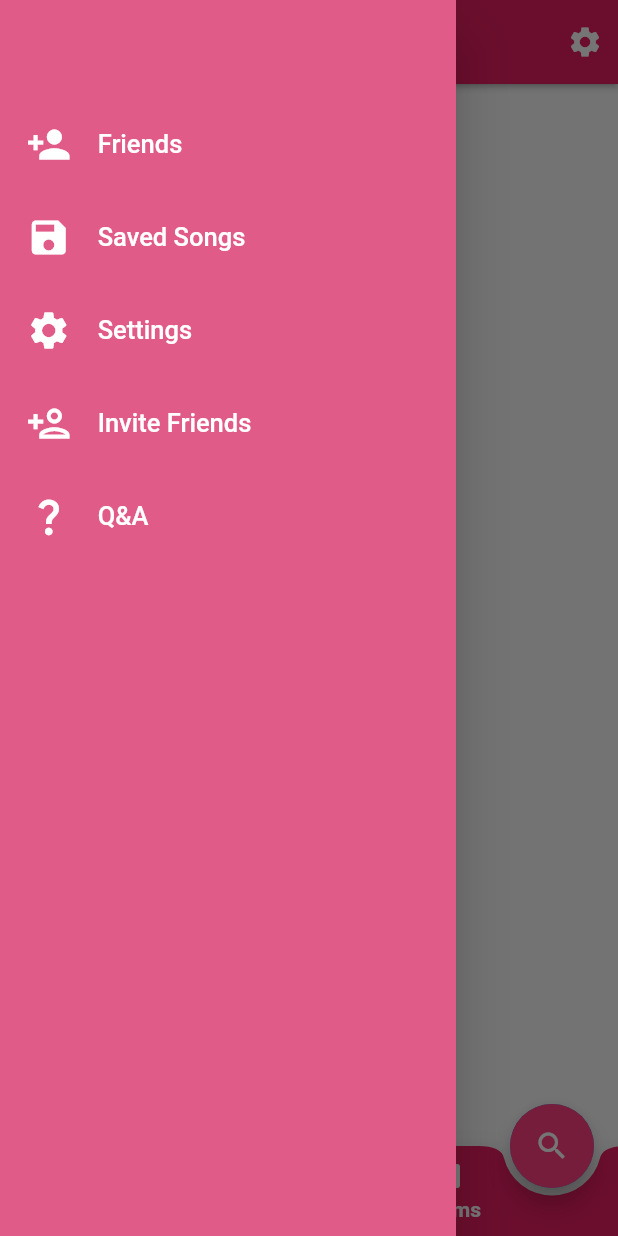
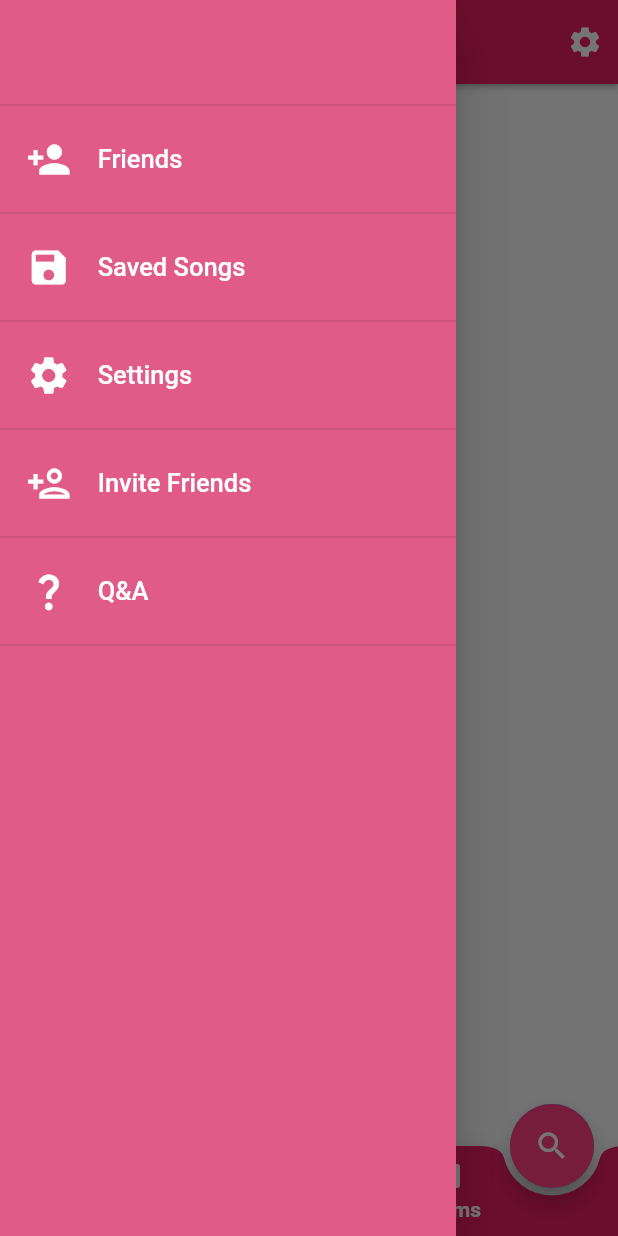
Before and after one commit to plntry/music_app_flutter, a Flutter app: the screen it shows after launch, with the side drawer open, on a phone screen of 412 x 824 dp. Run offline on Flutter 3.47's test engine with Material 2 defaults, Android fonts, the light colour scheme and no system bars.

Commit message:
added divider

```diff
--- a/lib/widgets/drawer_list.dart
+++ b/lib/widgets/drawer_list.dart
@@ -35,11 +35,23 @@ class DrawerList extends StatelessWidget {
       ),
       child: Column(
         children: [
+          const Divider(
+            height: 10,
+            thickness: 1,
+          ),
           ...(listItemProps)
               .map(
-                (item) => DrawerListItem(
-                  iconData: item['icon'] as IconData,
-                  label: item['label'] as String,
+                (item) => Column(
+                  children: [
+                    DrawerListItem(
+                      iconData: item['icon'] as IconData,
+                      label: item['label'] as String,
+                    ),
+                    const Divider(
+                      height: 10,
+                      thickness: 1,
+                    ),
+                  ],
                 ),
               )
               .toList(),
--- a/lib/widgets/drawer_list_item.dart
+++ b/lib/widgets/drawer_list_item.dart
@@ -40,6 +40,5 @@ class DrawerListItem extends StatelessWidget {
         ],
       ),
     );
-    ;
   }
 }
```
